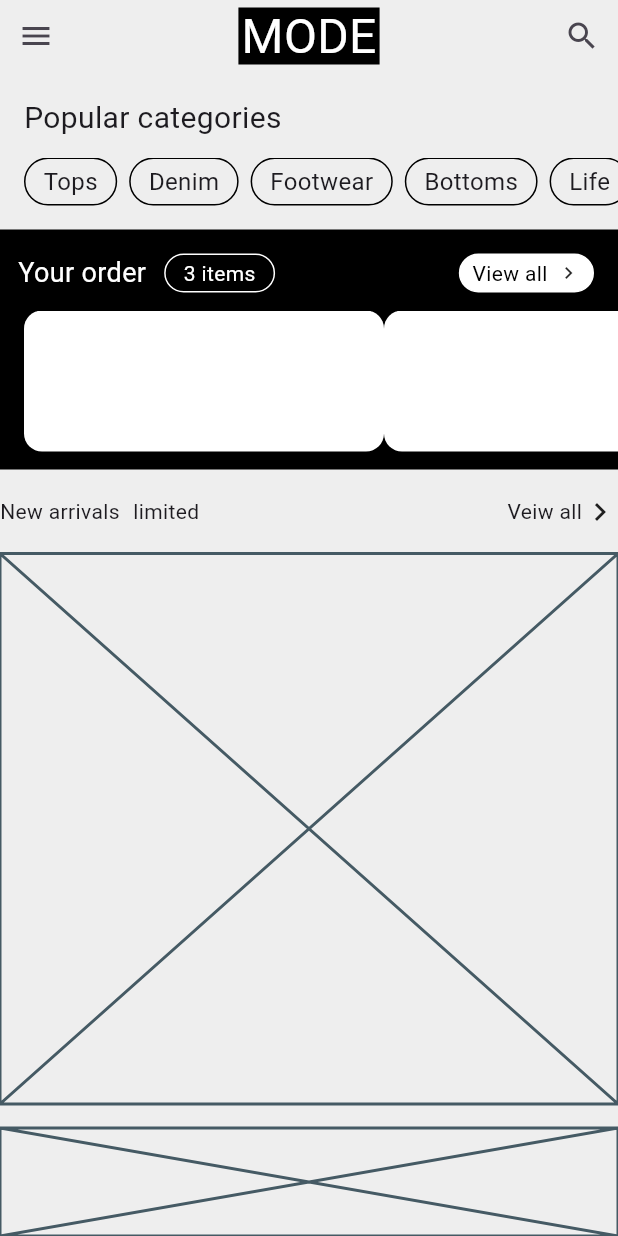
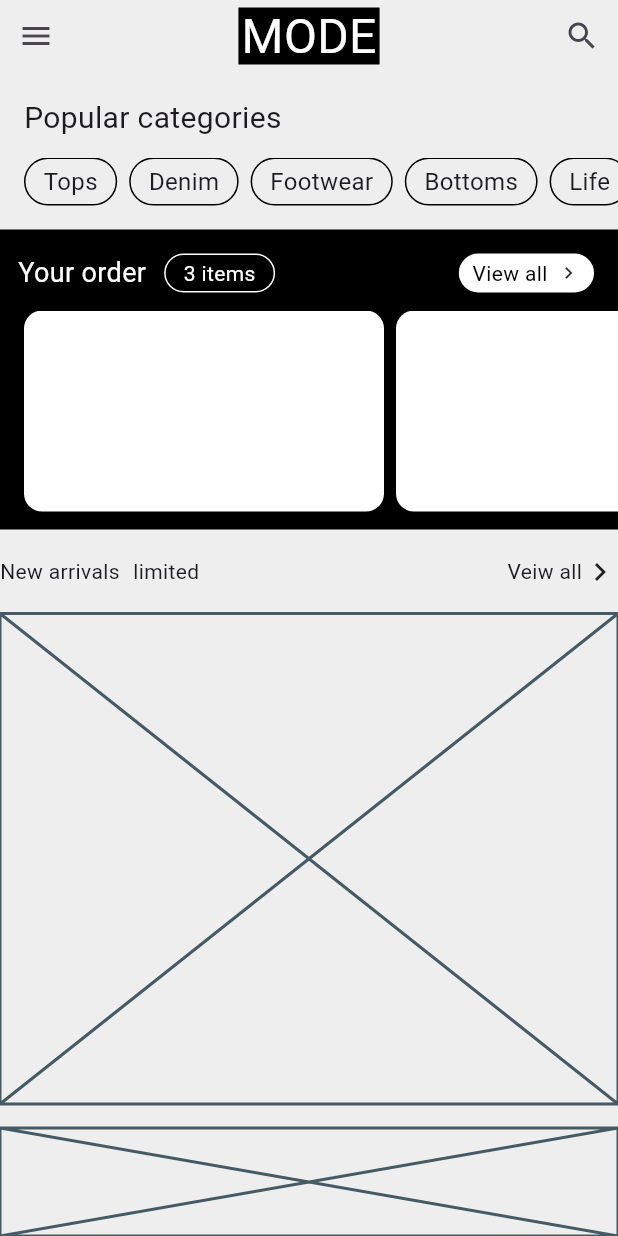
Before and after one commit to JAICHANGPARK/flutter_notebook_chapter_49, a Flutter app: the ECommerceHomePage screen opened directly, on a phone screen of 412 x 824 dp. Run offline on Flutter 3.47's test engine with Material 3 defaults, Android fonts, the phone set to English and light mode, and no system bars; our stand-ins replace google_fonts; Roboto replaces fonts that are missing (Akshar).

Commit message:
Update e_commerce_home_page.dart

```diff
--- a/lib/ep2451_e_commerce_app/ui/e_commerce_home_page.dart
+++ b/lib/ep2451_e_commerce_app/ui/e_commerce_home_page.dart
@@ -81,7 +81,7 @@ class _ECommerceHomePageState extends State<ECommerceHomePage> {
             ),
 
             Container(
-              height: 160,
+              height: 200,
               decoration: BoxDecoration(color: Colors.black),
               child: Column(
                 children: [
@@ -112,6 +112,7 @@ class _ECommerceHomePageState extends State<ECommerceHomePage> {
                         ),
                         Spacer(),
                         Container(
+
                           padding: .symmetric(horizontal: 8, vertical: 2),
                           decoration: ShapeDecoration(
                             shape: StadiumBorder(
@@ -141,6 +142,7 @@ class _ECommerceHomePageState extends State<ECommerceHomePage> {
                         itemBuilder: (context, index) {
                           return Container(
                             width: 240,
+                            margin: EdgeInsets.only(right: 8),
                             decoration: BoxDecoration(
                               borderRadius: BorderRadius.circular(12),
                               color: Colors.white,
```
